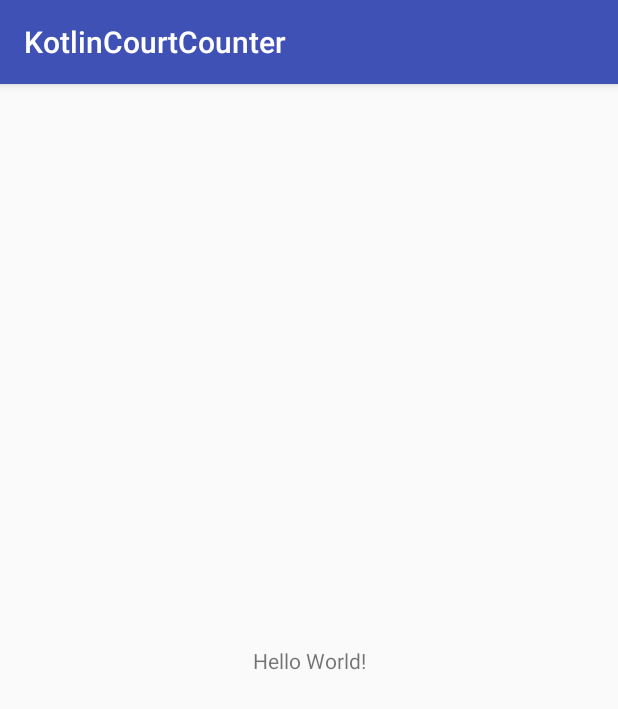
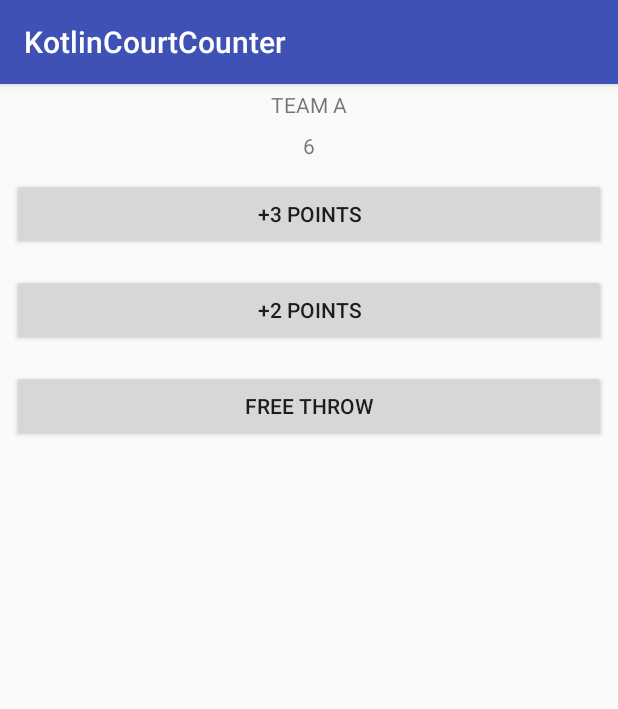
Before and after one commit to josecrmrz/KotlinCourtCounter, an Android app: the screen it shows after launch (MainActivity), on a phone screen of 412 x 824 dp. Shown: the top 709 px of the screen. Run offline under Robolectric (Android 15) with nearby library versions, the phone set to English and light mode, and no system bars.

Commit message:
Add some button fuctionality

```diff
--- a/app/src/main/java/com/example/android/kotlincourtcounter/MainActivity.kt
+++ b/app/src/main/java/com/example/android/kotlincourtcounter/MainActivity.kt
@@ -2,11 +2,45 @@ package com.example.android.kotlincourtcounter
 
 import android.support.v7.app.AppCompatActivity
 import android.os.Bundle
+import kotlinx.android.synthetic.main.activity_main.*
 
 class MainActivity : AppCompatActivity() {
 
     override fun onCreate(savedInstanceState: Bundle?) {
         super.onCreate(savedInstanceState)
         setContentView(R.layout.activity_main)
+
+        three_points.setOnClickListener {
+            threePoints()
+        }
+
+        two_points.setOnClickListener {
+            twoPoints()
+        }
+
+        free_throw.setOnClickListener {
+            freeThrow()
+        }
+
+        displayForTeamA(6)
+    }
+
+    /**
+     * Displays the given score for Team A.
+     */
+    private fun displayForTeamA(score: Int) {
+        team_a_score.text = score.toString()
+    }
+
+    fun threePoints() {
+        team_a_score.text = 3.toString()
+    }
+
+    fun twoPoints() {
+        team_a_score.text = 2.toString()
+    }
+
+    fun freeThrow() {
+        team_a_score.text = 1.toString()
     }
 }
--- a/app/src/main/res/layout/activity_main.xml
+++ b/app/src/main/res/layout/activity_main.xml
@@ -1,18 +1,49 @@
 <?xml version="1.0" encoding="utf-8"?>
-<android.support.constraint.ConstraintLayout xmlns:android="http://schemas.android.com/apk/res/android"
-    xmlns:app="http://schemas.android.com/apk/res-auto"
+<LinearLayout xmlns:android="http://schemas.android.com/apk/res/android"
     xmlns:tools="http://schemas.android.com/tools"
     android:layout_width="match_parent"
     android:layout_height="match_parent"
+    android:orientation="vertical"
     tools:context="com.example.android.kotlincourtcounter.MainActivity">
 
     <TextView
-        android:layout_width="wrap_content"
+        android:layout_width="match_parent"
         android:layout_height="wrap_content"
-        android:text="Hello World!"
-        app:layout_constraintBottom_toBottomOf="parent"
-        app:layout_constraintLeft_toLeftOf="parent"
-        app:layout_constraintRight_toRightOf="parent"
-        app:layout_constraintTop_toTopOf="parent" />
+        android:gravity="center_horizontal"
+        android:padding="4dp"
+        android:text="Team A"
+        android:textAllCaps="true" />
 
-</android.support.constraint.ConstraintLayout>
+    <TextView
+        android:id="@+id/team_a_score"
+        android:layout_width="match_parent"
+        android:layout_height="wrap_content"
+        android:gravity="center_horizontal"
+        android:padding="4dp"
+        android:text="3" />
+
+    <Button
+        android:id="@+id/three_points"
+        android:layout_width="match_parent"
+        android:layout_height="wrap_content"
+        android:layout_margin="8dp"
+        android:text="+3 Points"
+        android:textAllCaps="true" />
+
+    <Button
+        android:id="@+id/two_points"
+        android:layout_width="match_parent"
+        android:layout_height="wrap_content"
+        android:layout_margin="8dp"
+        android:text="+2 Points"
+        android:textAllCaps="true" />
+
+    <Button
+        android:id="@+id/free_throw"
+        android:layout_width="match_parent"
+        android:layout_height="wrap_content"
+        android:layout_margin="8dp"
+        android:text="Free Throw"
+        android:textAllCaps="true" />
+
+</LinearLayout>
--- a/build.gradle
+++ b/build.gradle
@@ -1,7 +1,7 @@
 // Top-level build file where you can add configuration options common to all sub-projects/modules.
 
 buildscript {
-    ext.kotlin_version = '1.1.3-2'
+    ext.kotlin_version = '1.2.21'
     repositories {
         google()
         jcenter()
```
